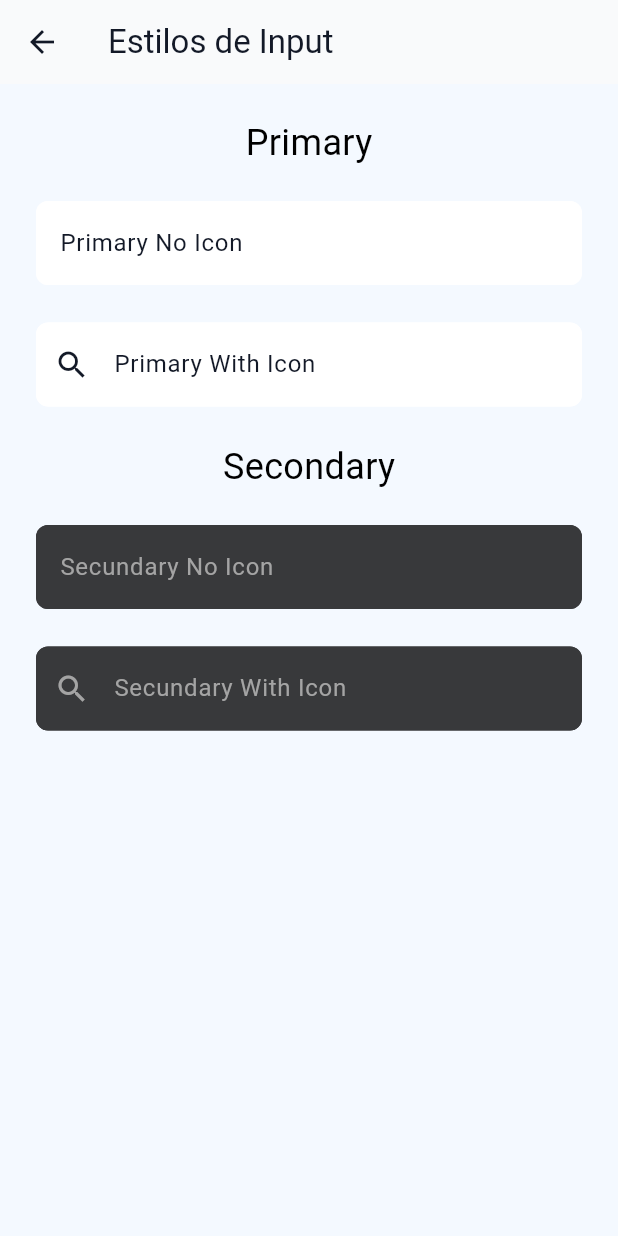
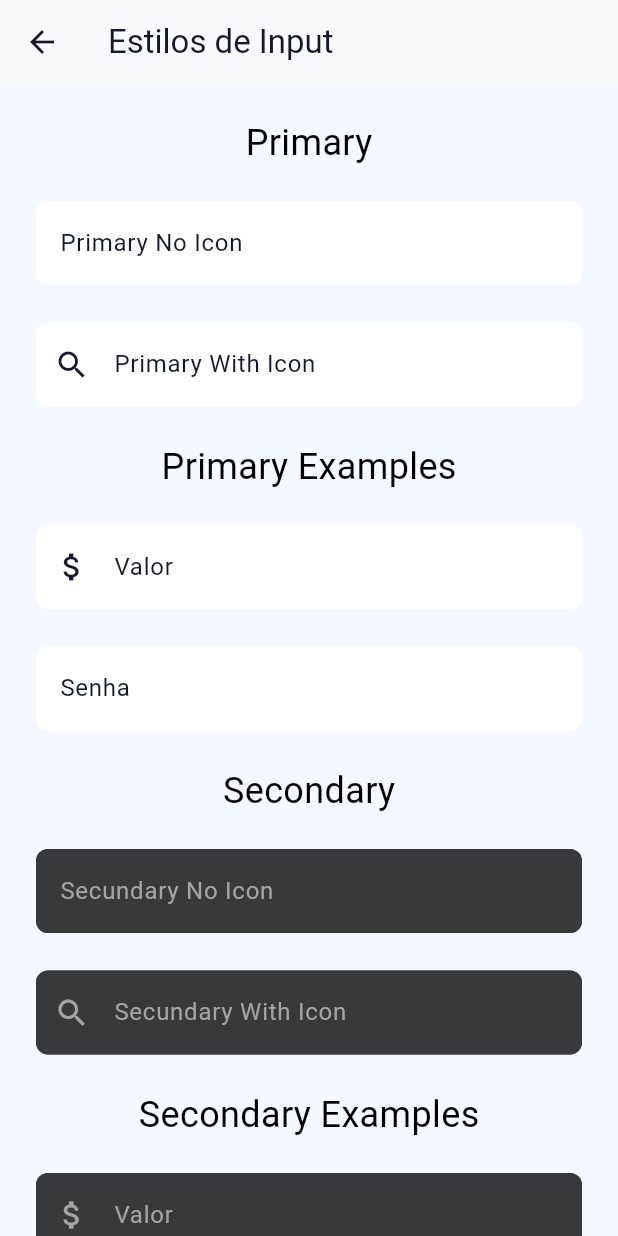
Before and after one commit to LCapistrano25/TodolistProject, a Flutter app: the ActionInputPage screen opened directly, on a phone screen of 412 x 824 dp. Run offline on Flutter 3.47's test engine with Material 3 defaults, Android fonts, the phone set to English and light mode, and no system bars; Roboto replaces fonts that are missing (Poppins).

Commit message:
Create New inputs for representation input password an input values, and create a enumation for selected of types input.

```diff
--- /dev/null
+++ b/lib/Components/DropDown/action_dropdown_view_model.dart
@@ -0,0 +1,10 @@
+import 'package:flutter/material.dart';
+
+enum ActionDropDownStyle {
+  primary,
+  secondary,
+}
+
+class ActionDropDownViewModel {
+
+}
--- a/lib/Components/Inputs/action_input.dart
+++ b/lib/Components/Inputs/action_input.dart
@@ -92,6 +92,38 @@ class ActionInput extends StatelessWidget {
     return color;
   }
 
+  List<TextInputFormatter> _getFormatters() {
+      switch (viewModel.formatter) {
+        case ActionTypeInputFormatter.digitsOnly:
+          return [FilteringTextInputFormatter.digitsOnly];
+
+        case ActionTypeInputFormatter.singleLine:
+          return [FilteringTextInputFormatter.singleLineFormatter];
+
+        case ActionTypeInputFormatter.lettersOnly:
+          return [
+            FilteringTextInputFormatter.allow(RegExp(r'[a-zA-Z]')),
+          ];
+
+        case ActionTypeInputFormatter.lettersAndDigits:
+          return [
+            FilteringTextInputFormatter.allow(RegExp(r'[a-zA-Z0-9]')),
+          ];
+
+        case ActionTypeInputFormatter.decimal:
+          return [
+            FilteringTextInputFormatter.allow(RegExp(r'^\d*\.?\d*')),
+          ];
+
+        case ActionTypeInputFormatter.decimal2Fixed:
+          return [
+            FilteringTextInputFormatter.allow(RegExp(r'^\d+(\.\d{0,2})?')),
+          ];
+
+        case ActionTypeInputFormatter.global:
+          return []; // sem restrição
+      }
+    }
 
    @override
   Widget build(BuildContext context) {
@@ -106,6 +138,7 @@ class ActionInput extends StatelessWidget {
       onSubmitted: viewModel.onSubmitted,
       onTap: viewModel.onTap,
       style: TextStyle(color: _getTextColor() ?? brandWhite),
+      inputFormatters: _getFormatters(),
       decoration: InputDecoration(
         labelText: viewModel.labelText,
         labelStyle: TextStyle(color: _getTextColor()), // <- controla a cor do label
--- a/lib/Components/Inputs/action_input_view_model.dart
+++ b/lib/Components/Inputs/action_input_view_model.dart
@@ -4,9 +4,19 @@ enum ActionInputStyle {
   primary,
   secondary,
 }
+enum ActionTypeInputFormatter {
+  digitsOnly,
+  singleLine,
+  lettersOnly,
+  lettersAndDigits,
+  decimal,       // aceita decimal sem limite de casas
+  decimal2Fixed, // aceita até 2 casas decimais
+  global, // aceita tudo
+}
 
 class ActionInputViewModel {
   final ActionInputStyle style; // Define o estilo visual (primary, secondary, error, disabled)
+  final ActionTypeInputFormatter formatter;
 
   final String? text; // Texto inicial ou valor fixo do input
   final String? hintText; // Texto exibido quando o campo está vazio (placeholder)
@@ -41,6 +51,7 @@ class ActionInputViewModel {
 
   ActionInputViewModel({
     required this.style,
+    this.formatter = ActionTypeInputFormatter.global,
     this.text,
     this.hintText,
     this.labelText,
--- a/lib/Samples/actionInputSampleScreen/action_input_sample_screen.dart
+++ b/lib/Samples/actionInputSampleScreen/action_input_sample_screen.dart
@@ -2,6 +2,7 @@ import 'package:flutter/material.dart';
 import 'package:project_to_do_list/Components/Inputs/action_input.dart';
 import 'package:project_to_do_list/Components/Inputs/action_input_view_model.dart';
 import 'package:project_to_do_list/Shared/colors.dart';
+import 'package:project_to_do_list/Shared/icons.dart';
 import 'package:project_to_do_list/Shared/styles.dart';
 
 class ActionInputPage extends StatelessWidget {
@@ -37,8 +38,29 @@ class ActionInputPage extends StatelessWidget {
                 style: ActionInputStyle.primary, // 🔹 use um dos estilos do enum
                 labelText: "Primary With Icon",               // 🔹 só para testar
                 hintText: "Digite seu nome",
-                prefixIcon: Icons.search
+                prefixIcon: AppIcons.search
                 )
+            ),
+
+            const Text('Primary Examples', style: poppinsRegular24),
+
+            ActionInput.instantiate(
+              viewModel: ActionInputViewModel(
+                style: ActionInputStyle.primary, // 🔹 use um dos estilos do enum
+                labelText: "Valor",               // 🔹 só para testar
+                hintText: "Digite o valor",
+                prefixIcon: AppIcons.dollar,
+                formatter: ActionTypeInputFormatter.decimal2Fixed
+              )
+            ),
+
+            ActionInput.instantiate(
+              viewModel: ActionInputViewModel(
+                style: ActionInputStyle.primary, // 🔹 use um dos estilos do enum
+                labelText: "Senha",               // 🔹 só para testar
+                hintText: "Senha",
+                obscureText: true
+              )
             ),
 
             const Text('Secondary', style: poppinsRegular24),
@@ -55,7 +77,28 @@ class ActionInputPage extends StatelessWidget {
                 style: ActionInputStyle.secondary, // 🔹 use um dos estilos do enum
                 labelText: "Secundary With Icon",               // 🔹 só para testar
                 hintText: "Digite seu nome",
-                prefixIcon: Icons.search
+                prefixIcon: AppIcons.search
+              )
+            ),
+
+            const Text('Secondary Examples', style: poppinsRegular24),
+
+            ActionInput.instantiate(
+              viewModel: ActionInputViewModel(
+                style: ActionInputStyle.secondary, // 🔹 use um dos estilos do enum
+                labelText: "Valor",               // 🔹 só para testar
+                hintText: "Digite o valor",
+                prefixIcon: AppIcons.dollar,
+                formatter: ActionTypeInputFormatter.decimal2Fixed
+              )
+            ),
+
+            ActionInput.instantiate(
+              viewModel: ActionInputViewModel(
+                style: ActionInputStyle.secondary, // 🔹 use um dos estilos do enum
+                labelText: "Senha",               // 🔹 só para testar
+                hintText: "Senha",
+                obscureText: true
               )
             ),
           ]
--- a/lib/Shared/icons.dart
+++ b/lib/Shared/icons.dart
@@ -17,5 +17,8 @@ class AppIcons {
 
   static const IconData settings = Icons.settings_outlined;
 
+  static const IconData search = Icons.search_outlined;
+
+  static const IconData dollar = Icons.attach_money_outlined;
 
 }
```
Also changed, not shown: lib/Components/DropDown/action_dropdown.dart (added).
